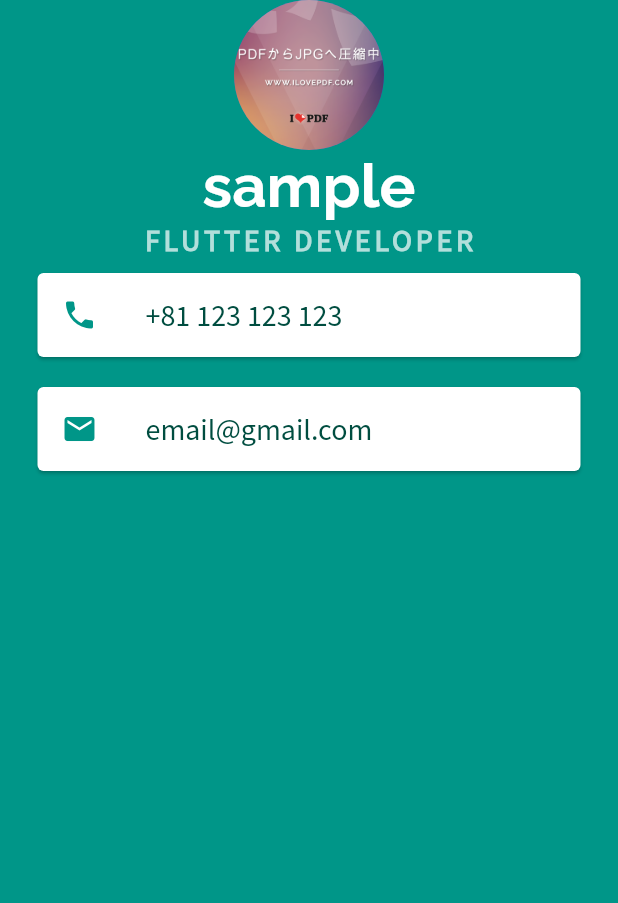
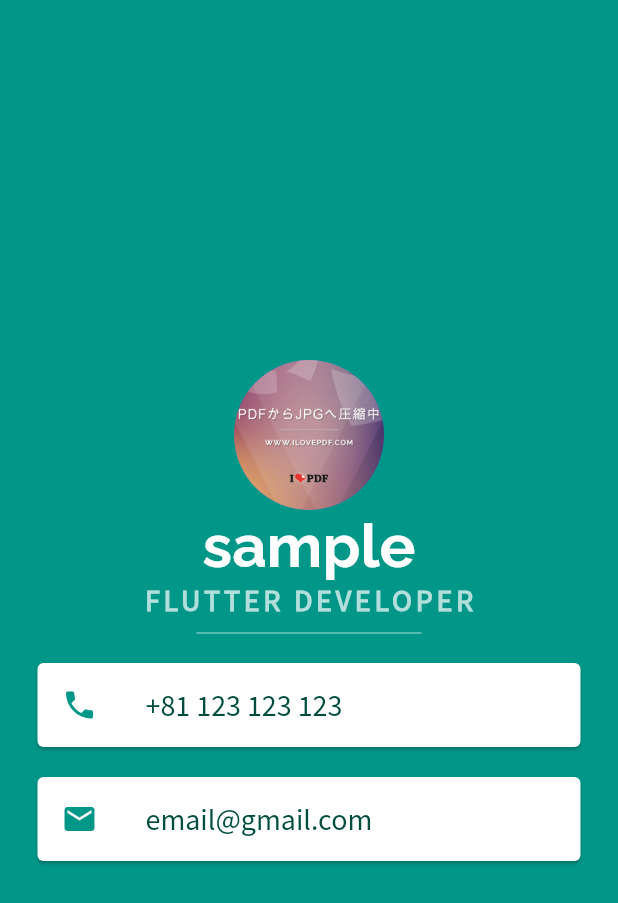
Before and after one commit to 11mrhappy/u_flutter_y, a Flutter app: the screen it shows after launch, on a phone screen of 412 x 824 dp. Shown: the top 903 px of the screen. Run offline on Flutter 3.47's test engine with Material 2 defaults, Android fonts, the phone set to English and light mode, and no system bars.

Commit message:
divider class

```diff
--- a/lib/main.dart
+++ b/lib/main.dart
@@ -12,6 +12,7 @@ class MyApp extends StatelessWidget {
         backgroundColor: Colors.teal,
         body: SafeArea( //6
           child: Column(
+            mainAxisAlignment: MainAxisAlignment.center,
             children: [
               CircleAvatar(
                 radius: 50.0, //1
@@ -34,6 +35,13 @@ class MyApp extends StatelessWidget {
                   fontSize: 20.0,
                   letterSpacing: 2.5, //5
                   fontWeight: FontWeight.bold,
+                ),
+              ),
+              SizedBox(
+                height: 20.0,
+                width: 150.0,
+                child: Divider(  //11
+                  color: Colors.teal.shade100,
                 ),
               ),
               Card(
@@ -98,3 +106,4 @@ class MyApp extends StatelessWidget {
 //  ちなみにEdgeInsetsには.fromLTRBもあり、leftからbottomまで細かく指定できる
 //9 ここに//7がなくなった理由は、ContainerからCardになり、Cardはpaddingプロパティを持たないため
 //10 ListTileはtitleやleadingらをWidgetとして持っているため、それぞれのウィジェット間に少し空間が生まれる
+//11 Dividerクラスは1pxの線を表示する。childに入れる
```
